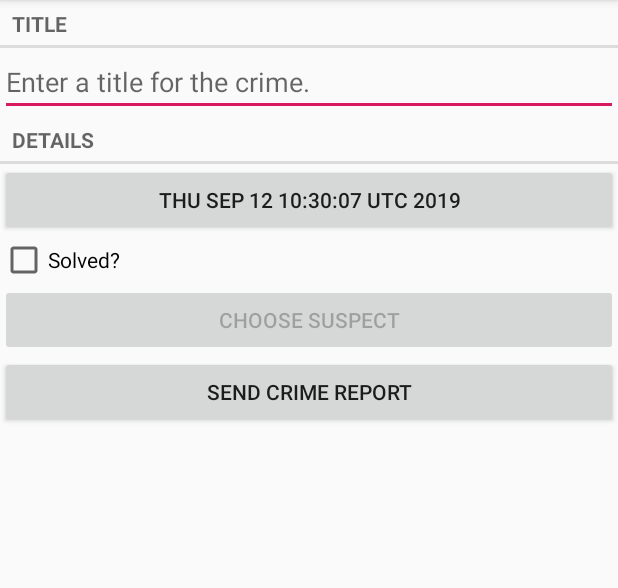
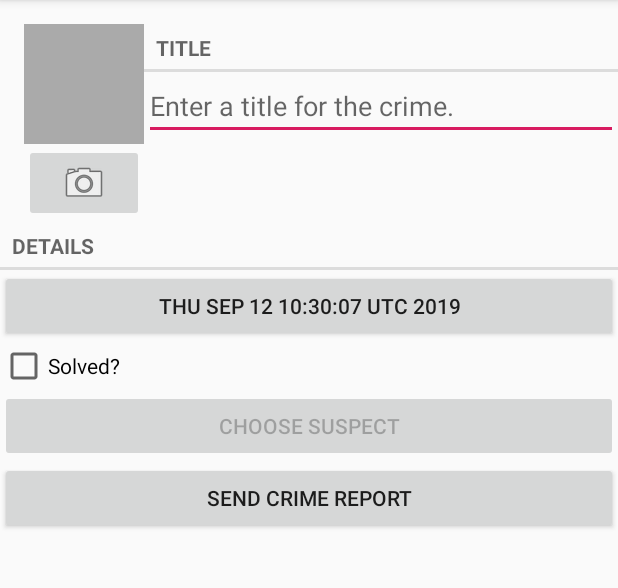
Before and after one commit to usc-NJH022/Criminal_Intent_New, an Android app: the CrimeFragment screen opened directly, with no data from a screen before it, on a phone screen of 412 x 824 dp, the part 84-672 px from its top. Run offline under Robolectric (Android 15) with nearby library versions, the phone set to English and light mode, and no system bars.

Commit message:
Finished Chapter 16, all functionality is complete

```diff
--- a/app/src/main/java/android/bignerdranch/criminalintent/Crime.java
+++ b/app/src/main/java/android/bignerdranch/criminalintent/Crime.java
@@ -54,4 +54,8 @@ public class Crime {
     public void setSuspect(String suspect){
         mSuspect = suspect;
     }
+
+    public String getPhotoFilename(){
+        return "IMG_" + getId().toString() + ".jpg";
+    }
 }
--- a/app/src/main/java/android/bignerdranch/criminalintent/CrimeFragment.java
+++ b/app/src/main/java/android/bignerdranch/criminalintent/CrimeFragment.java
@@ -3,10 +3,13 @@ package android.bignerdranch.criminalintent;
 import android.app.Activity;
 import android.content.Intent;
 import android.content.pm.PackageManager;
+import android.content.pm.ResolveInfo;
 import android.database.Cursor;
+import android.graphics.Bitmap;
 import android.net.Uri;
 import android.os.Bundle;
 import android.provider.ContactsContract;
+import android.provider.MediaStore;
 import android.text.Editable;
 import android.text.TextWatcher;
 import android.view.LayoutInflater;
@@ -17,11 +20,17 @@ import android.widget.CheckBox;
 import android.widget.CompoundButton;
 import android.widget.EditText;
 
+import androidx.core.content.FileProvider;
 import androidx.fragment.app.Fragment;
 import androidx.fragment.app.FragmentManager;
 
 import android.text.format.DateFormat;
+import android.widget.ImageButton;
+import android.widget.ImageView;
+
+import java.io.File;
 import java.util.Date;
+import java.util.List;
 import java.util.UUID;
 
 import static android.widget.CompoundButton.*;
@@ -33,13 +42,17 @@ public class CrimeFragment extends Fragment {
 
     private static final int REQUEST_DATE = 0;
     private static final int REQUEST_CONTACT = 1;
+    private static final int REQUEST_PHOTO = 2;
 
     private Crime mCrime;
+    private File mPhotoFile;
     private EditText mTitleField;
     private Button mDateButton;
     private CheckBox mSolvedCheckBox;
     private Button mSuspectButton;
     private Button mReportButton;
+    private ImageButton mPhotoButton;
+    private ImageView mPhotoView;
 
     public static CrimeFragment newInstance(UUID crimeId){
         Bundle args = new Bundle();
@@ -55,6 +68,7 @@ public class CrimeFragment extends Fragment {
         super.onCreate(savedInstanceState);
         UUID crimeId = (UUID)getArguments().getSerializable(ARG_CRIME_ID);
         mCrime = CrimeLab.get(getActivity()).getCrime(crimeId);
+        mPhotoFile = CrimeLab.get(getActivity()).getPhotoFile(mCrime);
     }
 
     @Override
@@ -142,6 +156,36 @@ public class CrimeFragment extends Fragment {
             mSuspectButton.setEnabled(false);
         }
 
+        mPhotoButton = (ImageButton)v.findViewById(R.id.crime_camera);
+        final Intent captureImage = new Intent(MediaStore.ACTION_IMAGE_CAPTURE);
+
+        boolean canTakePhoto = mPhotoFile != null &&
+                captureImage.resolveActivity(packageManager) != null;
+        mPhotoButton.setEnabled(canTakePhoto);
+
+        mPhotoButton.setOnClickListener(new View.OnClickListener(){
+            @Override
+            public void onClick(View v){
+                Uri uri = FileProvider.getUriForFile(getActivity(),
+                        "com.bignerdranch.android.criminalintent.fileprovider",
+                        mPhotoFile);
+                captureImage.putExtra(MediaStore.EXTRA_OUTPUT, uri);
+
+                List<ResolveInfo> cameraActivities = getActivity()
+                        .getPackageManager().queryIntentActivities(captureImage,
+                                PackageManager.MATCH_DEFAULT_ONLY);
+
+                for(ResolveInfo activity : cameraActivities){
+                    getActivity().grantUriPermission(activity.activityInfo.packageName,
+                            uri, Intent.FLAG_GRANT_WRITE_URI_PERMISSION);
+                }
+                startActivityForResult(captureImage, REQUEST_PHOTO);
+            }
+        });
+
+        mPhotoView = (ImageView)v.findViewById(R.id.crime_photo);
+        updatePhotoView();
+
         return v;
     }
 
@@ -181,6 +225,15 @@ public class CrimeFragment extends Fragment {
             }finally {
                 c.close();
             }
+        }else if(requestCode == REQUEST_PHOTO){
+            Uri uri = FileProvider.getUriForFile(getActivity(),
+                    "com.bignerdranch.android.criminalintent.fileprovider",
+                    mPhotoFile);
+
+            getActivity().revokeUriPermission(uri,
+                    Intent.FLAG_GRANT_WRITE_URI_PERMISSION);
+
+            updatePhotoView();
         }
     }
 
@@ -211,4 +264,14 @@ public class CrimeFragment extends Fragment {
 
         return report;
     }
+
+    private void updatePhotoView(){
+        if(mPhotoFile == null || !mPhotoFile.exists()){
+            mPhotoView.setImageDrawable(null);
+        }else{
+            Bitmap bitmap = PictureUtils.getScaledBitmap(
+                    mPhotoFile.getPath(), getActivity());
+            mPhotoView.setImageBitmap(bitmap);
+        }
+    }
 }
--- a/app/src/main/java/android/bignerdranch/criminalintent/CrimeLab.java
+++ b/app/src/main/java/android/bignerdranch/criminalintent/CrimeLab.java
@@ -7,6 +7,7 @@ import android.content.Context;
 import android.database.Cursor;
 import android.database.sqlite.SQLiteDatabase;
 
+import java.io.File;
 import java.util.ArrayList;
 import java.util.List;
 import java.util.UUID;
@@ -72,6 +73,11 @@ public class CrimeLab {
         }
     }
 
+    public File getPhotoFile(Crime crime){
+        File filesDir = mContext.getFilesDir();
+        return new File(filesDir, crime.getPhotoFilename());
+    }
+
     public void updateCrime(Crime crime){
         String uuidString = crime.getId().toString();
         ContentValues values = getContentValues(crime);
--- a/app/src/main/res/layout/fragment_crime.xml
+++ b/app/src/main/res/layout/fragment_crime.xml
@@ -5,17 +5,55 @@
     android:layout_margin="16dp"
     android:orientation="vertical">
 
-    <TextView
-        style="?android:listSeparatorTextViewStyle"
+    <LinearLayout
+        android:orientation="horizontal"
         android:layout_width="match_parent"
         android:layout_height="wrap_content"
-        android:text="@string/crime_title_label"/>
+        android:layout_marginStart="16dp"
+        android:layout_marginTop="16dp">
 
-    <EditText
-        android:id="@+id/crime_title"
-        android:layout_width="match_parent"
-        android:layout_height="wrap_content"
-        android:hint="@string/crime_title_hint"/>
+        <LinearLayout
+            android:orientation="vertical"
+            android:layout_width="wrap_content"
+            android:layout_height="wrap_content">
+
+            <ImageView
+                android:id="@+id/crime_photo"
+                android:layout_width="80dp"
+                android:layout_height="80dp"
+                android:scaleType="centerInside"
+                android:cropToPadding="true"
+                android:background="@android:color/darker_gray"/>
+
+            <ImageButton
+                android:id="@+id/crime_camera"
+                android:layout_width="match_parent"
+                android:layout_height="wrap_content"
+                android:src="@android:drawable/ic_menu_camera"/>
+
+        </LinearLayout>
+
+        <LinearLayout
+            android:orientation="vertical"
+            android:layout_width="0dp"
+            android:layout_height="wrap_content"
+            android:layout_weight="1">
+
+            <TextView
+                android:layout_width="match_parent"
+                android:layout_height="wrap_content"
+                android:text="@string/crime_title_label"
+                style="?android:listSeparatorTextViewStyle"/>
+
+            <EditText
+                android:id="@+id/crime_title"
+                android:layout_width="match_parent"
+                android:layout_height="wrap_content"
+                android:hint="@string/crime_title_hint"/>
+
+        </LinearLayout>
+
+    </LinearLayout>
 
     <TextView
         style="?android:listSeparatorTextViewStyle"
--- /dev/null
+++ b/app/src/main/res/xml/files.xml
@@ -0,0 +1,6 @@
+<?xml version="1.0" encoding="utf-8"?>
+<paths>
+    <files-path
+        name="crime_photos"
+        path="."/>
+</paths>
```
Also changed, not shown: app/src/main/AndroidManifest.xml (+15 -1 lines), app/src/main/java/android/bignerdranch/criminalintent/PictureUtils.java (added, +42 -0 lines).
